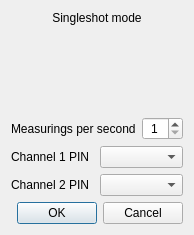
Melomanstd/daq_gui, file ui/singleshotdialog.ui: the form before one commit.
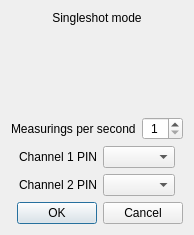
The form after the commit. Icons and pictures are not drawn.

Diff of the .ui file:
```diff
--- a/ui/singleshotdialog.ui
+++ b/ui/singleshotdialog.ui
@@ -96,6 +96,19 @@
    </item>
    <item>
     <layout class="QHBoxLayout" name="horizontalLayout_8">
+     <item>
+      <spacer name="horizontalSpacer">
+       <property name="orientation">
+        <enum>Qt::Horizontal</enum>
+       </property>
+       <property name="sizeHint" stdset="0">
+        <size>
+         <width>40</width>
+         <height>20</height>
+        </size>
+       </property>
+      </spacer>
+     </item>
      <item>
       <widget class="QLabel" name="label_9">
        <property name="text">
@@ -106,10 +119,36 @@
      <item>
       <widget class="QComboBox" name="ch1_combo"/>
      </item>
+     <item>
+      <spacer name="horizontalSpacer_2">
+       <property name="orientation">
+        <enum>Qt::Horizontal</enum>
+       </property>
+       <property name="sizeHint" stdset="0">
+        <size>
+         <width>40</width>
+         <height>20</height>
+        </size>
+       </property>
+      </spacer>
+     </item>
     </layout>
    </item>
    <item>
     <layout class="QHBoxLayout" name="horizontalLayout_6">
+     <item>
+      <spacer name="horizontalSpacer_3">
+       <property name="orientation">
+        <enum>Qt::Horizontal</enum>
+       </property>
+       <property name="sizeHint" stdset="0">
+        <size>
+         <width>40</width>
+         <height>20</height>
+        </size>
+       </property>
+      </spacer>
+     </item>
      <item>
       <widget class="QLabel" name="label_7">
        <property name="text">
@@ -120,6 +159,19 @@
      <item>
       <widget class="QComboBox" name="ch2_combo"/>
      </item>
+     <item>
+      <spacer name="horizontalSpacer_4">
+       <property name="orientation">
+        <enum>Qt::Horizontal</enum>
+       </property>
+       <property name="sizeHint" stdset="0">
+        <size>
+         <width>40</width>
+         <height>20</height>
+        </size>
+       </property>
+      </spacer>
+     </item>
     </layout>
    </item>
    <item>
```
Left out of the diff: 4 changed lines with no effect on the pictures.
